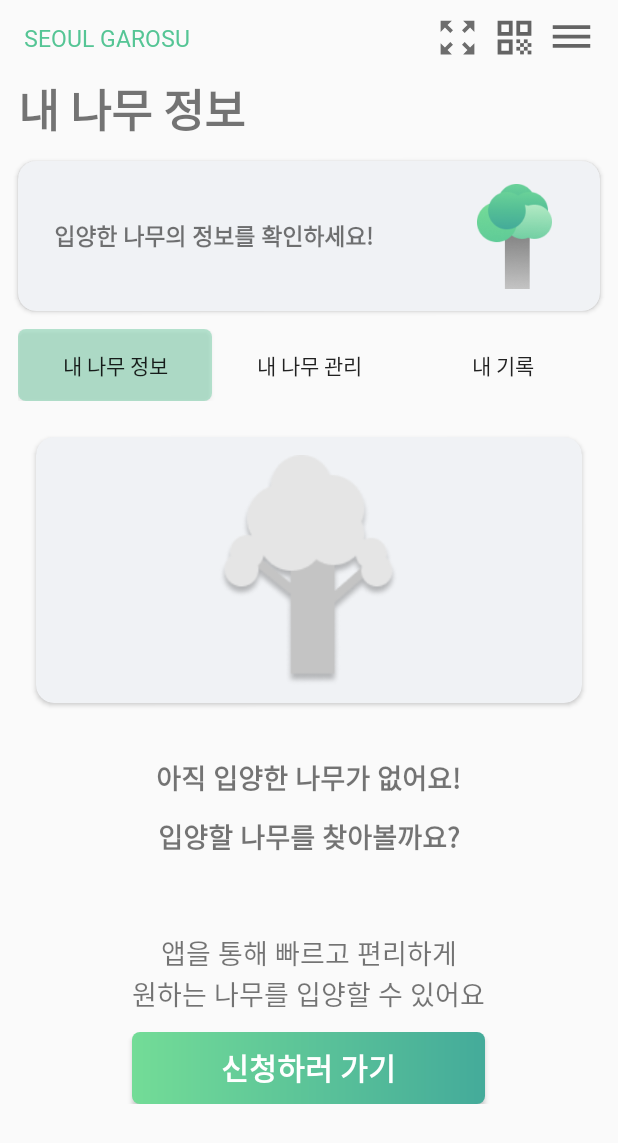
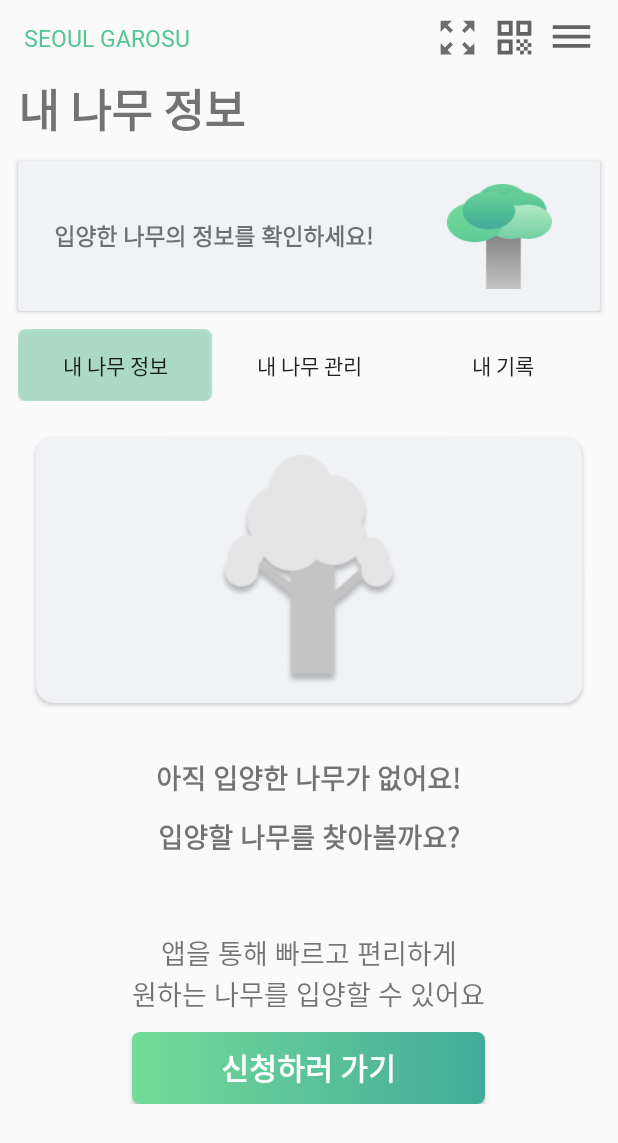
Before and after one commit to bobaejeon/garosero, an Android app: the HomeFragment screen opened directly, with no data from a screen before it, on a phone screen of 412 x 824 dp. Shown: the top 1143 px of the screen. Run offline under Robolectric (Android 15) with nearby library versions, the light colour scheme and no system bars; our stand-ins replace Firebase (no records; nobody signed in at launch, a user with empty details on screens opened directly); libraries missing offline, so code that uses them is left out: com.google.zxing.integration, com.gun0912.tedpermission; 2 statements that could not run were skipped.

Commit message:
unify banner form

```diff
--- a/app/src/main/res/layout/fragment_home.xml
+++ b/app/src/main/res/layout/fragment_home.xml
@@ -23,11 +23,7 @@
 
         <!-- Image View : Explain page -->
         <androidx.cardview.widget.CardView
-            android:layout_margin="@dimen/activity_margin_small"
-            app:cardCornerRadius="12dp"
-            android:layout_width="match_parent"
-            android:layout_height="100dp"
-            android:backgroundTint="@color/gray_default">
+            style="@style/customCardViewStyle.banner">
 
             <androidx.constraintlayout.widget.ConstraintLayout
                 android:layout_width="match_parent"
@@ -45,8 +41,8 @@
                     app:layout_constraintStart_toStartOf="parent" />
 
                 <ImageView
-                    android:layout_width="50dp"
-                    android:layout_height="70dp"
+                    android:layout_width="@dimen/banner_character_imagesize"
+                    android:layout_height="@dimen/banner_character_imagesize"
                     android:layout_gravity="center"
                     android:layout_marginEnd="32dp"
                     android:background="@drawable/mid_tree"
--- a/app/src/main/res/layout/fragment_tree_tip.xml
+++ b/app/src/main/res/layout/fragment_tree_tip.xml
@@ -23,11 +23,7 @@
 
         <!-- Image View : Explain page -->
         <androidx.cardview.widget.CardView
-            android:layout_margin="@dimen/activity_margin_small"
-            app:cardCornerRadius="12dp"
-            android:layout_width="match_parent"
-            android:layout_height="100dp"
-            android:backgroundTint="@color/gray_default">
+            style="@style/customCardViewStyle.banner">
 
             <androidx.constraintlayout.widget.ConstraintLayout
                 android:layout_width="match_parent"
--- a/app/src/main/res/values/styles.xml
+++ b/app/src/main/res/values/styles.xml
@@ -51,4 +51,15 @@
         <item name="android:lineSpacingExtra">@dimen/default_linespacing</item>
     </style>
 
+    <!-- custom imageview -->
+    <!-- custom cardView -->
+    <style name="customCardViewStyle"></style>
+    <style name="customCardViewStyle.banner" parent="customCardViewStyle">
+        <item name = "android:layout_margin">@dimen/activity_margin_small</item>
+        <item name="cornerRadius">12dp</item>
+        <item name="android:layout_width">match_parent</item>
+        <item name="android:layout_height">100dp</item>
+        <item name="cardBackgroundColor">@color/gray_default</item>
+    </style>
+
 </resources>
```
